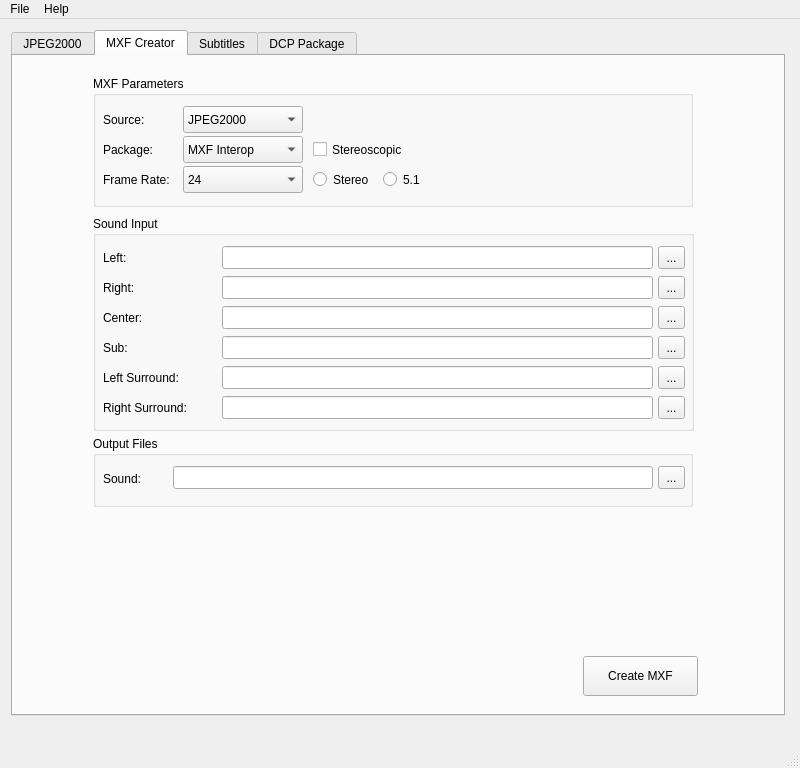
First picture: the form in gui/mainwindow.ui, repository mamay/OpenDCP, before the edit.
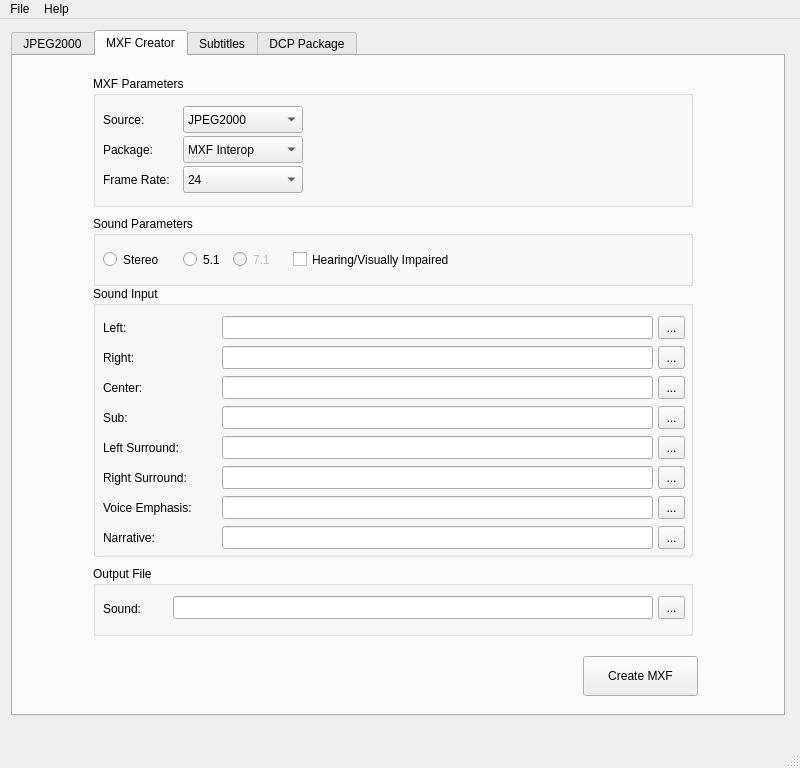
Second picture: the form after the edit. The open tabs and pages were chosen to show the change. Icons and pictures are not drawn.

The edit to the form file:
```diff
--- a/gui/mainwindow.ui
+++ b/gui/mainwindow.ui
@@ -1016,45 +1016,6 @@
             </property>
            </item>
           </widget>
-          <widget class="QCheckBox" name="mxfStereoscopicCheckBox">
-           <property name="geometry">
-            <rect>
-             <x>220</x>
-             <y>60</y>
-             <width>121</width>
-             <height>27</height>
-            </rect>
-           </property>
-           <property name="text">
-            <string>Stereoscopic</string>
-           </property>
-          </widget>
-          <widget class="QRadioButton" name="mxfSoundRadio2">
-           <property name="geometry">
-            <rect>
-             <x>220</x>
-             <y>90</y>
-             <width>71</width>
-             <height>27</height>
-            </rect>
-           </property>
-           <property name="text">
-            <string>Stereo</string>
-           </property>
-          </widget>
-          <widget class="QRadioButton" name="mxfSoundRadio5">
-           <property name="geometry">
-            <rect>
-             <x>290</x>
-             <y>90</y>
-             <width>51</width>
-             <height>27</height>
-            </rect>
-           </property>
-           <property name="text">
-            <string>5.1</string>
-           </property>
-          </widget>
           <widget class="QLabel" name="mxfSourceTypeLabel">
            <property name="geometry">
             <rect>
@@ -1113,7 +1074,7 @@
             <x>70</x>
             <y>160</y>
             <width>631</width>
-            <height>331</height>
+            <height>421</height>
            </rect>
           </property>
           <property name="currentIndex">
@@ -1335,15 +1296,41 @@
              </property>
             </widget>
            </widget>
+           <widget class="QGroupBox" name="groupBox_2">
+            <property name="geometry">
+             <rect>
+              <x>10</x>
+              <y>0</y>
+              <width>600</width>
+              <height>70</height>
+             </rect>
+            </property>
+            <property name="title">
+             <string>Picture Parameters</string>
+            </property>
+            <widget class="QCheckBox" name="mxfStereoscopicCheckBox">
+             <property name="geometry">
+              <rect>
+               <x>10</x>
+               <y>30</y>
+               <width>121</width>
+               <height>27</height>
+              </rect>
+             </property>
+             <property name="text">
+              <string>Stereoscopic</string>
+             </property>
+            </widget>
+           </widget>
           </widget>
           <widget class="QWidget" name="page_2">
            <widget class="QGroupBox" name="inputSGroupBox">
             <property name="geometry">
              <rect>
               <x>10</x>
-              <y>0</y>
-              <width>601</width>
-              <height>215</height>
+              <y>70</y>
+              <width>600</width>
+              <height>271</height>
              </rect>
             </property>
             <property name="title">
@@ -1625,18 +1612,114 @@
               <set>Qt::AlignLeading|Qt::AlignLeft|Qt::AlignVCenter</set>
              </property>
             </widget>
+            <widget class="QLineEdit" name="aVIEdit">
+             <property name="geometry">
+              <rect>
+               <x>129</x>
+               <y>240</y>
+               <width>431</width>
+               <height>23</height>
+              </rect>
+             </property>
+             <property name="readOnly">
+              <bool>true</bool>
+             </property>
+            </widget>
+            <widget class="QToolButton" name="aVIButton">
+             <property name="geometry">
+              <rect>
+               <x>565</x>
+               <y>240</y>
+               <width>27</width>
+               <height>23</height>
+              </rect>
+             </property>
+             <property name="sizePolicy">
+              <sizepolicy hsizetype="Fixed" vsizetype="Fixed">
+               <horstretch>27</horstretch>
+               <verstretch>25</verstretch>
+              </sizepolicy>
+             </property>
+             <property name="text">
+              <string>...</string>
+             </property>
+            </widget>
+            <widget class="QLabel" name="aVILabel">
+             <property name="geometry">
+              <rect>
+               <x>10</x>
+               <y>240</y>
+               <width>111</width>
+               <height>23</height>
+              </rect>
+             </property>
+             <property name="text">
+              <string>Narrative:</string>
+             </property>
+             <property name="alignment">
+              <set>Qt::AlignLeading|Qt::AlignLeft|Qt::AlignVCenter</set>
+             </property>
+            </widget>
+            <widget class="QLabel" name="aHILabel">
+             <property name="geometry">
+              <rect>
+               <x>10</x>
+               <y>210</y>
+               <width>111</width>
+               <height>23</height>
+              </rect>
+             </property>
+             <property name="text">
+              <string>Voice Emphasis:</string>
+             </property>
+             <property name="alignment">
+              <set>Qt::AlignLeading|Qt::AlignLeft|Qt::AlignVCenter</set>
+             </property>
+            </widget>
+            <widget class="QLineEdit" name="aHIEdit">
+             <property name="geometry">
+              <rect>
+               <x>129</x>
+               <y>210</y>
+               <width>431</width>
+               <height>23</height>
+              </rect>
+             </property>
+             <property name="readOnly">
+              <bool>true</bool>
+             </property>
+            </widget>
+            <widget class="QToolButton" name="aHIButton">
+             <property name="geometry">
+              <rect>
+               <x>565</x>
+               <y>210</y>
+               <width>27</width>
+               <height>23</height>
+              </rect>
+             </property>
+             <property name="sizePolicy">
+              <sizepolicy hsizetype="Fixed" vsizetype="Fixed">
+               <horstretch>27</horstretch>
+               <verstretch>25</verstretch>
+              </sizepolicy>
+             </property>
+             <property name="text">
+              <string>...</string>
+             </property>
+            </widget>
            </widget>
            <widget class="QGroupBox" name="amxfOutGroupBox">
             <property name="geometry">
              <rect>
               <x>10</x>
-              <y>220</y>
+              <y>350</y>
               <width>600</width>
-              <height>71</height>
+              <height>70</height>
              </rect>
             </property>
             <property name="title">
-             <string>Output Files</string>
+             <string>Output File</string>
             </property>
             <widget class="QLabel" name="aMxfOutLabel">
              <property name="geometry">
@@ -1702,6 +1785,74 @@
              </property>
             </widget>
            </widget>
+           <widget class="QGroupBox" name="groupBox">
+            <property name="geometry">
+             <rect>
+              <x>10</x>
+              <y>0</y>
+              <width>600</width>
+              <height>70</height>
+             </rect>
+            </property>
+            <property name="title">
+             <string>Sound Parameters</string>
+            </property>
+            <widget class="QRadioButton" name="mxfSoundRadio2">
+             <property name="geometry">
+              <rect>
+               <x>10</x>
+               <y>30</y>
+               <width>71</width>
+               <height>27</height>
+              </rect>
+             </property>
+             <property name="text">
+              <string>Stereo</string>
+             </property>
+            </widget>
+            <widget class="QRadioButton" name="mxfSoundRadio7">
+             <property name="enabled">
+              <bool>false</bool>
+             </property>
+             <property name="geometry">
+              <rect>
+               <x>140</x>
+               <y>30</y>
+               <width>51</width>
+               <height>27</height>
+              </rect>
+             </property>
+             <property name="text">
+              <string>7.1</string>
+             </property>
+            </widget>
+            <widget class="QRadioButton" name="mxfSoundRadio5">
+             <property name="geometry">
+              <rect>
+               <x>90</x>
+               <y>30</y>
+               <width>51</width>
+               <height>27</height>
+              </rect>
+             </property>
+             <property name="text">
+              <string>5.1</string>
+             </property>
+            </widget>
+            <widget class="QCheckBox" name="mxfHVCheckBox">
+             <property name="geometry">
+              <rect>
+               <x>200</x>
+               <y>30</y>
+               <width>201</width>
+               <height>27</height>
+              </rect>
+             </property>
+             <property name="text">
+              <string>Hearing/Visually Impaired</string>
+             </property>
+            </widget>
+           </widget>
           </widget>
          </widget>
          <zorder>mxfInputStack</zorder>
```
Left out of the diff: 10 changed lines with no effect on the pictures.
